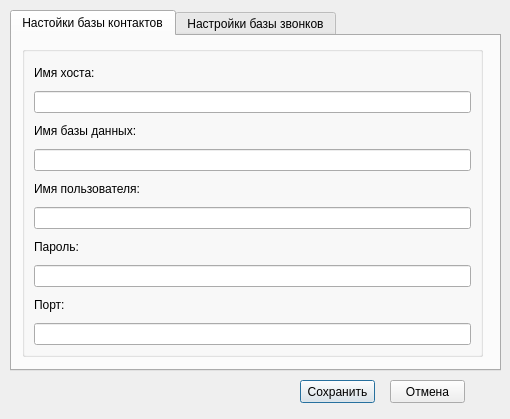
First picture: the form in DatabasesConnectDialog.ui, repository okostynchuk/Outcall, before the edit.
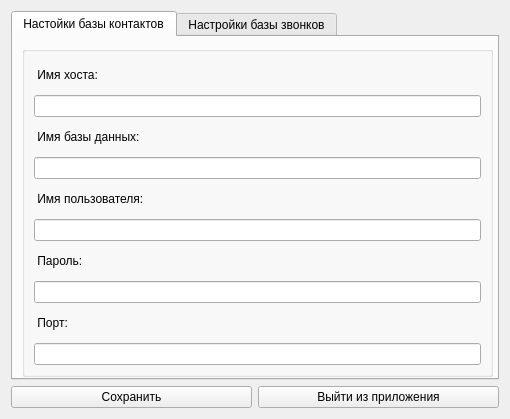
Second picture: the form after the edit. The open tabs and pages were chosen to show the change.

The edit to the form file:
```diff
--- a/DatabasesConnectDialog.ui
+++ b/DatabasesConnectDialog.ui
@@ -11,19 +11,36 @@
    </rect>
   </property>
   <property name="windowTitle">
-   <string>Dialog</string>
+   <string>Подключение к базам данных</string>
   </property>
+  <layout class="QGridLayout" name="gridLayout_3">
+   <item row="1" column="1">
+    <widget class="QPushButton" name="closeButton">
+     <property name="focusPolicy">
+      <enum>Qt::NoFocus</enum>
+     </property>
+     <property name="text">
+      <string>Выйти из приложения</string>
+     </property>
+    </widget>
+   </item>
+   <item row="1" column="0">
+    <widget class="QPushButton" name="saveButton">
+     <property name="focusPolicy">
+      <enum>Qt::NoFocus</enum>
+     </property>
+     <property name="text">
+      <string>Сохранить</string>
+     </property>
+    </widget>
+   </item>
+   <item row="0" column="0" colspan="2">
   <widget class="QTabWidget" name="tabWidget_2">
-   <property name="geometry">
-    <rect>
-     <x>10</x>
-     <y>10</y>
-     <width>491</width>
-     <height>361</height>
-    </rect>
+     <property name="focusPolicy">
+      <enum>Qt::NoFocus</enum>
    </property>
    <property name="currentIndex">
-    <number>1</number>
+      <number>0</number>
    </property>
    <widget class="QWidget" name="tab_2">
     <attribute name="title">
@@ -32,73 +49,115 @@
     <widget class="QGroupBox" name="groupBox_3">
      <property name="geometry">
       <rect>
-       <x>10</x>
-       <y>10</y>
-       <width>461</width>
-       <height>311</height>
-      </rect>
-     </property>
+         <x>9</x>
+         <y>9</y>
+         <width>471</width>
+         <height>331</height>
+        </rect>
+       </property>
+       <property name="focusPolicy">
+        <enum>Qt::NoFocus</enum>
+       </property>
      <property name="title">
       <string/>
      </property>
      <layout class="QVBoxLayout" name="verticalLayout_6">
       <item>
        <widget class="QLabel" name="serverLabel_2">
+          <property name="focusPolicy">
+           <enum>Qt::NoFocus</enum>
+          </property>
         <property name="text">
-         <string>Имя хоста: </string>
+           <string> Имя хоста: </string>
         </property>
        </widget>
       </item>
       <item>
-       <widget class="QLineEdit" name="hostName_1"/>
+         <widget class="QLineEdit" name="hostName_1">
+          <property name="enabled">
+           <bool>true</bool>
+          </property>
+          <property name="focusPolicy">
+           <enum>Qt::StrongFocus</enum>
+          </property>
+         </widget>
       </item>
       <item>
        <widget class="QLabel" name="userLabel_2">
+          <property name="focusPolicy">
+           <enum>Qt::NoFocus</enum>
+          </property>
         <property name="text">
-         <string>Имя базы данных:</string>
+           <string> Имя базы данных:</string>
         </property>
        </widget>
       </item>
       <item>
-       <widget class="QLineEdit" name="databaseName_1"/>
+         <widget class="QLineEdit" name="databaseName_1">
+          <property name="focusPolicy">
+           <enum>Qt::ClickFocus</enum>
+          </property>
+         </widget>
       </item>
       <item>
        <widget class="QLabel" name="passLabel_2">
+          <property name="focusPolicy">
+           <enum>Qt::NoFocus</enum>
+          </property>
         <property name="text">
-         <string>Имя пользователя:</string>
+           <string> Имя пользователя:</string>
         </property>
        </widget>
       </item>
       <item>
        <widget class="QLineEdit" name="userName_1">
+          <property name="focusPolicy">
+           <enum>Qt::ClickFocus</enum>
+          </property>
         <property name="echoMode">
-         <enum>QLineEdit::Password</enum>
+           <enum>QLineEdit::Normal</enum>
         </property>
        </widget>
       </item>
       <item>
        <widget class="QLabel" name="portLabel_2">
+          <property name="focusPolicy">
+           <enum>Qt::NoFocus</enum>
+          </property>
         <property name="text">
-         <string>Пароль:</string>
+           <string> Пароль:</string>
         </property>
        </widget>
       </item>
       <item>
        <widget class="QLineEdit" name="password_1">
+          <property name="focusPolicy">
+           <enum>Qt::ClickFocus</enum>
+          </property>
         <property name="text">
          <string/>
         </property>
+          <property name="echoMode">
+           <enum>QLineEdit::Password</enum>
+          </property>
        </widget>
       </item>
       <item>
        <widget class="QLabel" name="label">
+          <property name="focusPolicy">
+           <enum>Qt::NoFocus</enum>
+          </property>
         <property name="text">
-         <string>Порт:</string>
+           <string> Порт:</string>
         </property>
        </widget>
       </item>
       <item>
-       <widget class="QLineEdit" name="port_1"/>
+         <widget class="QLineEdit" name="port_1">
+          <property name="focusPolicy">
+           <enum>Qt::ClickFocus</enum>
+          </property>
+         </widget>
       </item>
      </layout>
     </widget>
@@ -107,15 +166,9 @@
     <attribute name="title">
      <string>Настройки базы звонков</string>
     </attribute>
+      <layout class="QGridLayout" name="gridLayout_2">
+       <item row="0" column="0">
     <widget class="QGroupBox" name="groupBox_4">
-     <property name="geometry">
-      <rect>
-       <x>10</x>
-       <y>10</y>
-       <width>461</width>
-       <height>311</height>
-      </rect>
-     </property>
      <property name="title">
       <string/>
      </property>
@@ -123,7 +176,7 @@
       <item>
        <widget class="QLabel" name="serverLabel_3">
         <property name="text">
-         <string>Имя хоста: </string>
+             <string> Имя хоста: </string>
         </property>
        </widget>
       </item>
@@ -133,7 +186,7 @@
       <item>
        <widget class="QLabel" name="userLabel_3">
         <property name="text">
-         <string>Имя базы данных:</string>
+             <string> Имя базы данных:</string>
         </property>
        </widget>
       </item>
@@ -143,21 +196,21 @@
       <item>
        <widget class="QLabel" name="passLabel_3">
         <property name="text">
-         <string>Имя пользователя:</string>
+             <string> Имя пользователя:</string>
         </property>
        </widget>
       </item>
       <item>
        <widget class="QLineEdit" name="userName_2">
         <property name="echoMode">
-         <enum>QLineEdit::Password</enum>
+             <enum>QLineEdit::Normal</enum>
         </property>
        </widget>
       </item>
       <item>
        <widget class="QLabel" name="portLabel_3">
         <property name="text">
-         <string>Пароль:</string>
+             <string> Пароль:</string>
         </property>
        </widget>
       </item>
@@ -166,12 +219,15 @@
         <property name="text">
          <string/>
         </property>
+            <property name="echoMode">
+             <enum>QLineEdit::Password</enum>
+            </property>
        </widget>
       </item>
       <item>
        <widget class="QLabel" name="label_2">
         <property name="text">
-         <string>Порт:</string>
+             <string> Порт:</string>
         </property>
        </widget>
       </item>
@@ -180,34 +236,12 @@
       </item>
      </layout>
     </widget>
-   </widget>
-  </widget>
-  <widget class="QPushButton" name="saveButton">
-   <property name="geometry">
-    <rect>
-     <x>300</x>
-     <y>380</y>
-     <width>75</width>
-     <height>23</height>
-    </rect>
-   </property>
-   <property name="text">
-    <string>Сохранить</string>
-   </property>
-  </widget>
-  <widget class="QPushButton" name="closeButton">
-   <property name="geometry">
-    <rect>
-     <x>390</x>
-     <y>380</y>
-     <width>75</width>
-     <height>23</height>
-    </rect>
-   </property>
-   <property name="text">
-    <string>Отмена</string>
-   </property>
-  </widget>
+       </item>
+      </layout>
+     </widget>
+    </widget>
+   </item>
+  </layout>
  </widget>
  <resources/>
  <connections/>
```
Lines whose indentation alone changed are shown as unchanged.
